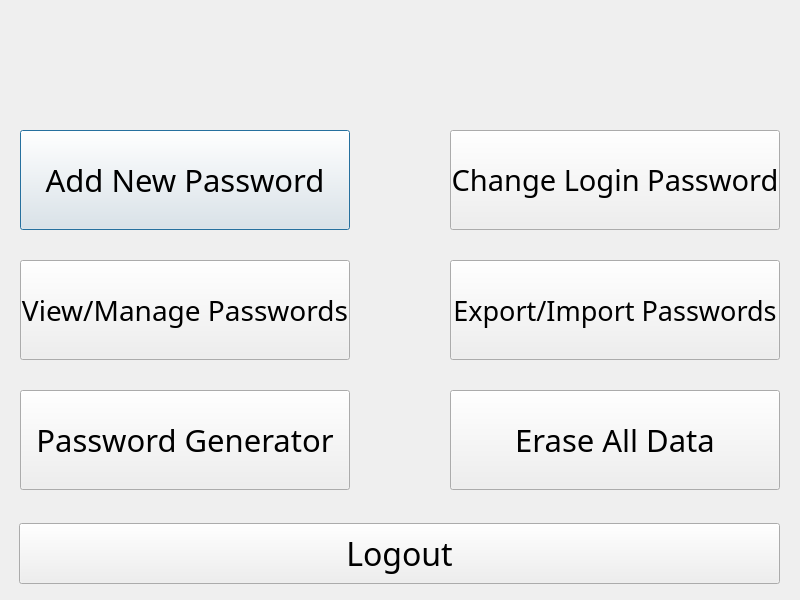
TheTallProgrammer/Password-Manager, file passwordmanagementbuttons.ui: the form before one commit.
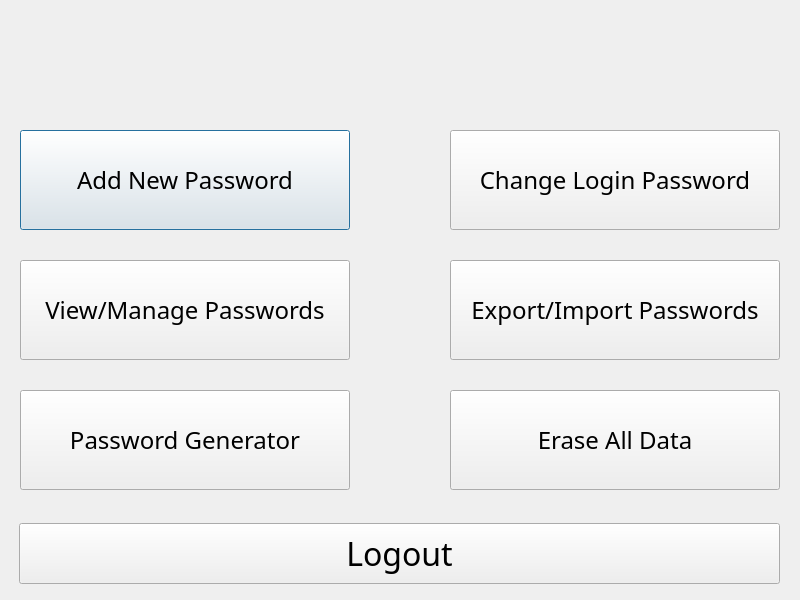
The form after the commit.

```diff
--- a/passwordmanagementbuttons.ui
+++ b/passwordmanagementbuttons.ui
@@ -31,7 +31,7 @@
    <property name="font">
     <font>
      <family>Bahnschrift Light</family>
-     <pointsize>23</pointsize>
+     <pointsize>18</pointsize>
     </font>
    </property>
    <property name="text">
@@ -50,7 +50,7 @@
    <property name="font">
     <font>
      <family>Bahnschrift Light</family>
-     <pointsize>21</pointsize>
+     <pointsize>18</pointsize>
     </font>
    </property>
    <property name="text">
@@ -69,7 +69,7 @@
    <property name="font">
     <font>
      <family>Bahnschrift Light</family>
-     <pointsize>23</pointsize>
+     <pointsize>18</pointsize>
     </font>
    </property>
    <property name="text">
@@ -88,7 +88,7 @@
    <property name="font">
     <font>
      <family>Bahnschrift Light</family>
-     <pointsize>20</pointsize>
+     <pointsize>18</pointsize>
     </font>
    </property>
    <property name="text">
@@ -107,7 +107,7 @@
    <property name="font">
     <font>
      <family>Bahnschrift Light</family>
-     <pointsize>22</pointsize>
+     <pointsize>18</pointsize>
     </font>
    </property>
    <property name="text">
@@ -126,7 +126,7 @@
    <property name="font">
     <font>
      <family>Bahnschrift Light</family>
-     <pointsize>23</pointsize>
+     <pointsize>18</pointsize>
     </font>
    </property>
    <property name="text">
```
